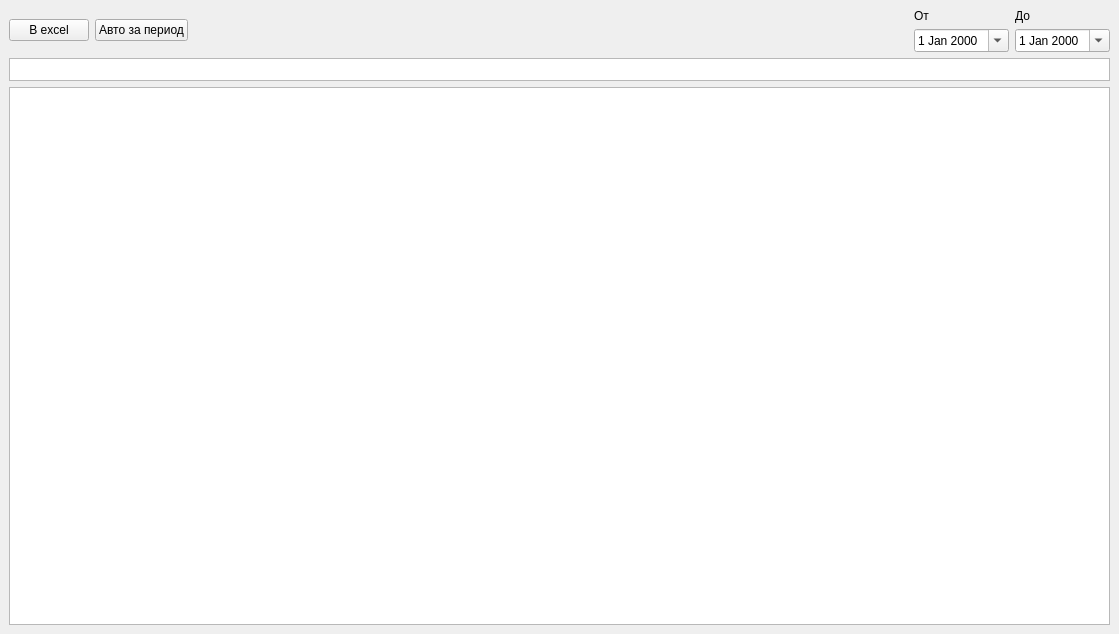
Qt form files/ui/design_report.ui (apolieshchuk/logist-report) before a commit.
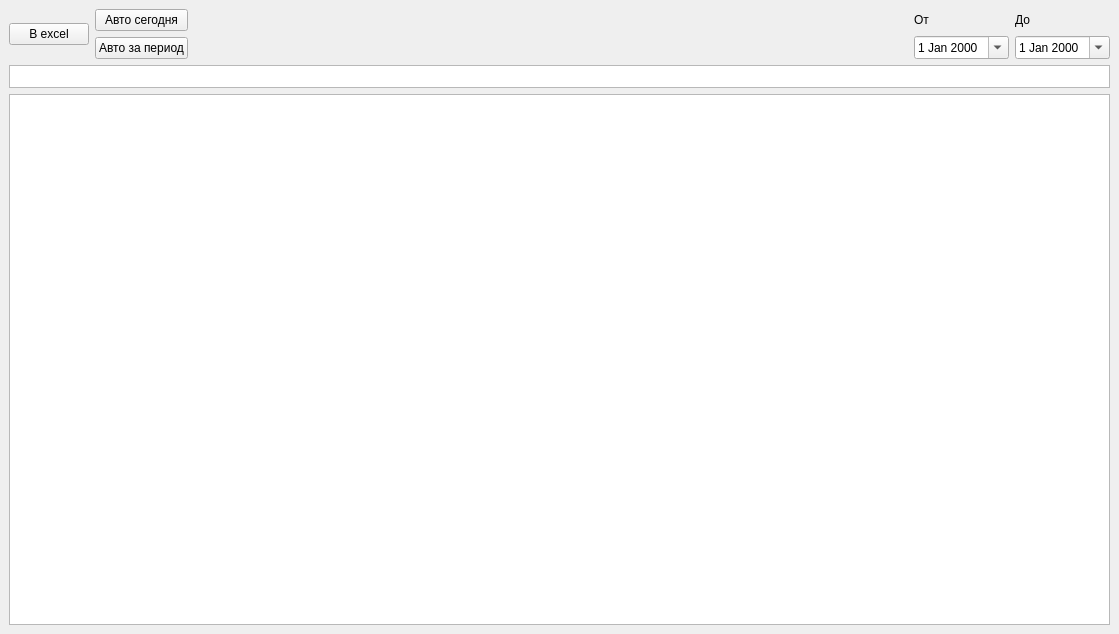
The same form after that commit.

Commit message: 190712_Кнопка отчет за сегодня

What changed in the file:
```diff
--- a/files/ui/design_report.ui
+++ b/files/ui/design_report.ui
@@ -25,11 +25,22 @@
        </widget>
       </item>
       <item>
-       <widget class="QPushButton" name="autoInDay_but">
+       <layout class="QVBoxLayout" name="verticalLayout_4">
+        <item>
+         <widget class="QPushButton" name="autoToday_but">
+          <property name="text">
+           <string>Авто сегодня</string>
+          </property>
+         </widget>
+        </item>
+        <item>
+         <widget class="QPushButton" name="autoInTime_but">
         <property name="text">
          <string>Авто за период</string>
         </property>
        </widget>
+        </item>
+       </layout>
       </item>
       <item>
        <spacer name="horizontalSpacer">
```
Lines whose indentation alone changed are shown as unchanged. The commit also changes 10 other files.
